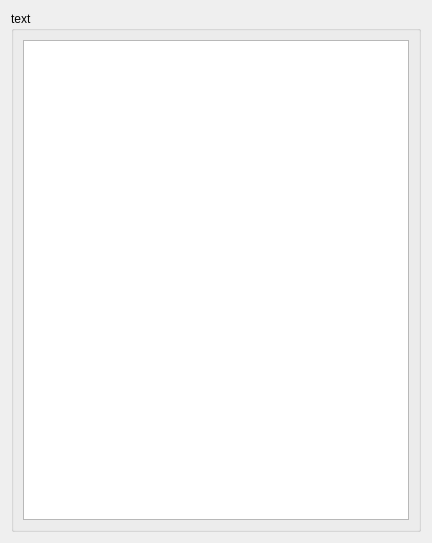
Qt form ui/io/io.ui (Eve-ning/reamber) before a commit.
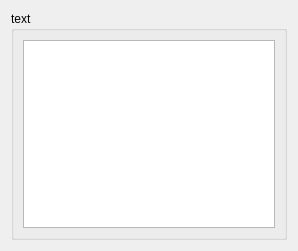
The same form after that commit.

The edit to the form file:
```diff
--- a/ui/io/io.ui
+++ b/ui/io/io.ui
@@ -6,22 +6,59 @@
    <rect>
     <x>0</x>
     <y>0</y>
-    <width>432</width>
-    <height>543</height>
+    <width>298</width>
+    <height>251</height>
    </rect>
   </property>
+  <property name="sizePolicy">
+   <sizepolicy hsizetype="Preferred" vsizetype="Minimum">
+    <horstretch>0</horstretch>
+    <verstretch>0</verstretch>
+   </sizepolicy>
+  </property>
+  <property name="minimumSize">
+   <size>
+    <width>0</width>
+    <height>50</height>
+   </size>
+  </property>
   <property name="windowTitle">
    <string>Form</string>
   </property>
   <layout class="QGridLayout" name="gridLayout">
    <item row="0" column="0">
     <widget class="QGroupBox" name="textLO">
+     <property name="sizePolicy">
+      <sizepolicy hsizetype="Preferred" vsizetype="Minimum">
+       <horstretch>0</horstretch>
+       <verstretch>0</verstretch>
+      </sizepolicy>
+     </property>
+     <property name="minimumSize">
+      <size>
+       <width>0</width>
+       <height>50</height>
+      </size>
+     </property>
      <property name="title">
       <string>text</string>
      </property>
      <layout class="QGridLayout" name="gridLayout_2">
       <item row="0" column="0">
-       <widget class="QPlainTextEdit" name="text"/>
+       <widget class="QPlainTextEdit" name="text">
+        <property name="sizePolicy">
+         <sizepolicy hsizetype="Preferred" vsizetype="Minimum">
+          <horstretch>0</horstretch>
+          <verstretch>0</verstretch>
+         </sizepolicy>
+        </property>
+        <property name="minimumSize">
+         <size>
+          <width>0</width>
+          <height>50</height>
+         </size>
+        </property>
+       </widget>
       </item>
      </layout>
     </widget>
```
Left out of the diff: 4 changed lines with no effect on the pictures.
